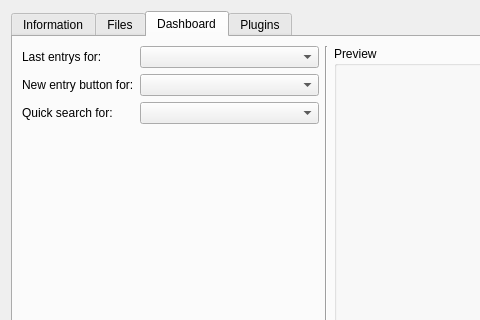
Old version of the form ui/designer/properties.ui in the repository arielvb/collector; both pictures show x 0 to 480 and y 0 to 320 of the 653 by 428 pixel window.
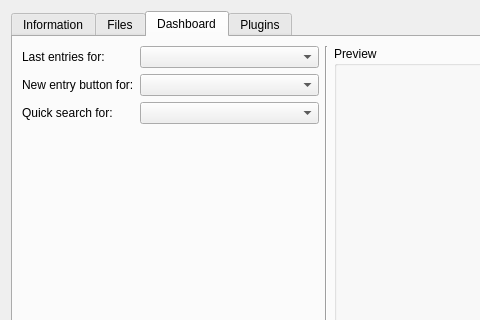
New version of the form. The open tabs and pages were chosen to show the change.

Commit message: Store dashboard properties

The edit to the form file:
```diff
--- a/ui/designer/properties.ui
+++ b/ui/designer/properties.ui
@@ -155,7 +155,7 @@
          <item row="1" column="0">
           <widget class="QLabel" name="label_2">
            <property name="text">
-            <string>Last entrys for:</string>
+            <string>Last entries for:</string>
            </property>
           </widget>
          </item>
```
The commit also changes 2 other files.
